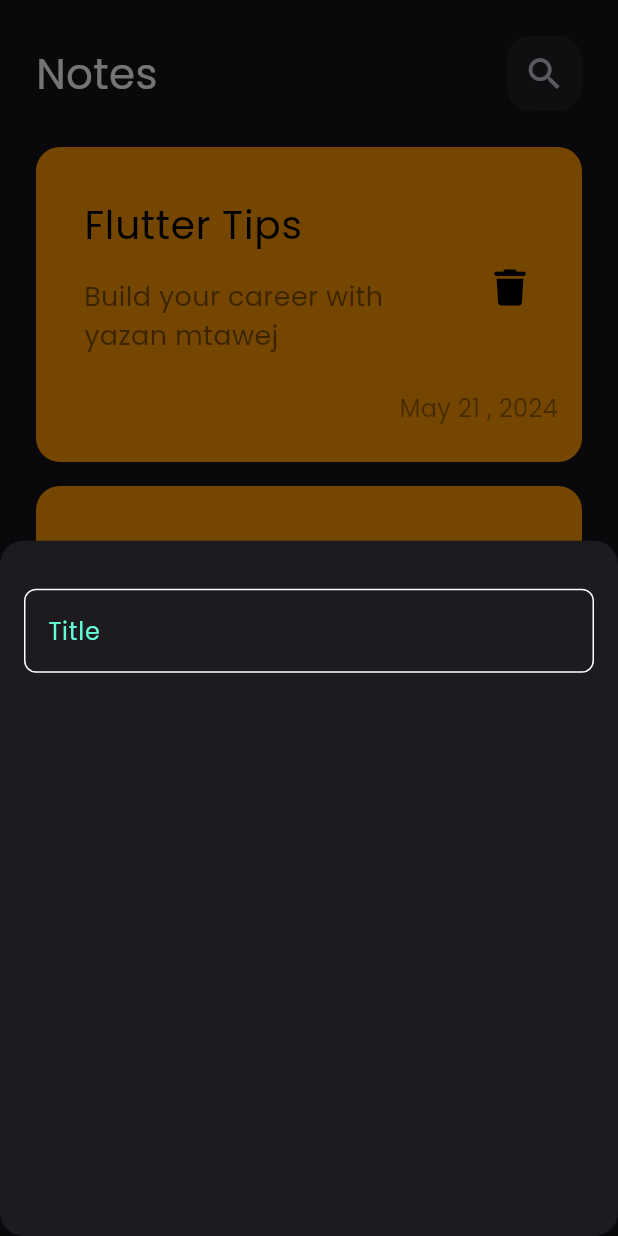
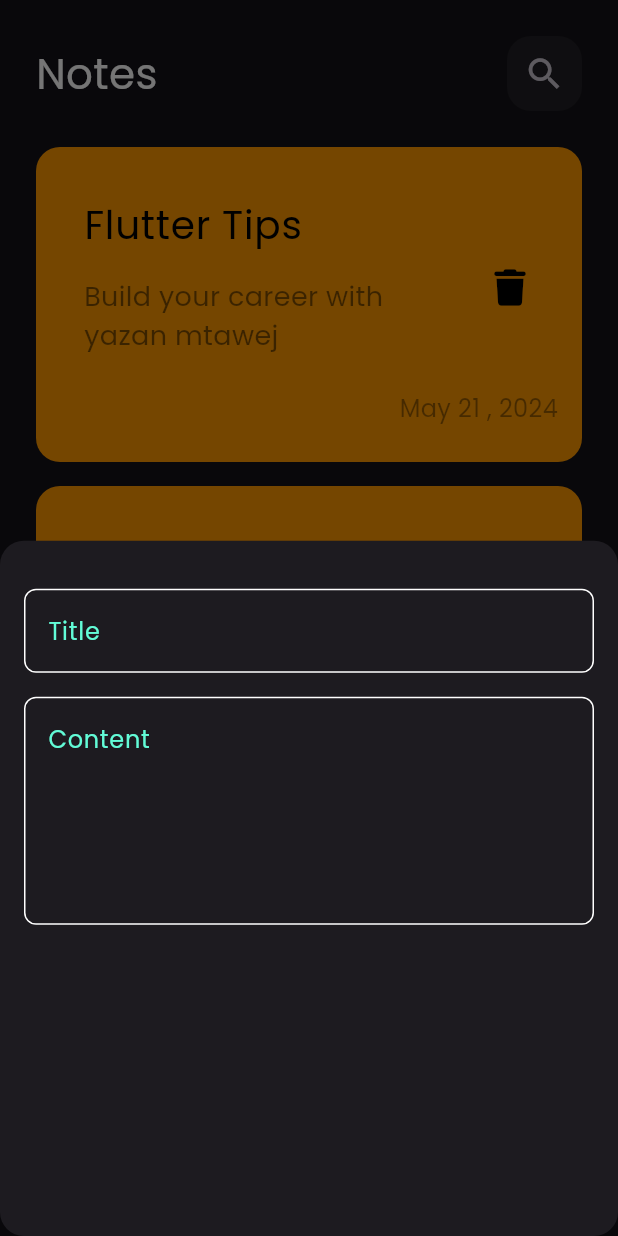
Before and after one commit to YazanMtawej/notes_app, a Flutter app: the screen it shows after launch, after a tap on the "add" icon, on a phone screen of 412 x 824 dp. Run offline on Flutter 3.47's test engine with Material 3 defaults, Android fonts, the phone set to English and light mode, and no system bars; our stand-ins replace device_preview, font_awesome_flutter.

Commit message:
add fields to bottom sheet

```diff
--- a/lib/widgets/add_note_buttom_sheet.dart
+++ b/lib/widgets/add_note_buttom_sheet.dart
@@ -8,10 +8,23 @@ class AddNoteBottomSheet extends StatelessWidget {
   Widget build(BuildContext context) {
     return Padding(
       padding: const EdgeInsets.symmetric(horizontal: 16),
-      child: Column(children: [
-        SizedBox(height: 32,),
-        CustomTextField(),
-      ],),
+      child: Column(
+        children:  [
+          SizedBox(
+            height: 32,
+          ),
+          CustomTextField(
+            hint: 'Title',
+          ),
+          SizedBox(
+            height: 16,
+          ),
+          CustomTextField(
+            hint: 'Content',
+            maxLines: 5,
+          ),
+        ],
+      ),
     );
   }
 }
--- a/lib/widgets/cutom_text_field.dart
+++ b/lib/widgets/cutom_text_field.dart
@@ -2,14 +2,16 @@ import 'package:flutter/material.dart';
 import 'package:notes_app/constants.dart';
 
 class CustomTextField extends StatelessWidget {
-  const CustomTextField({super.key});
-
+  const CustomTextField({super.key, required this.hint, this.maxLines=1});
+  final String hint;
+  final int maxLines;
   @override
   Widget build(BuildContext context) {
     return TextField(
+      maxLines: maxLines,
       cursorColor: kPrimaryColor,
       decoration: InputDecoration(
-        hintText: 'Title',
+        hintText: hint,
         hintStyle: TextStyle(color: kPrimaryColor),
         border: buildBorder(),
         enabledBorder: buildBorder(),
```
